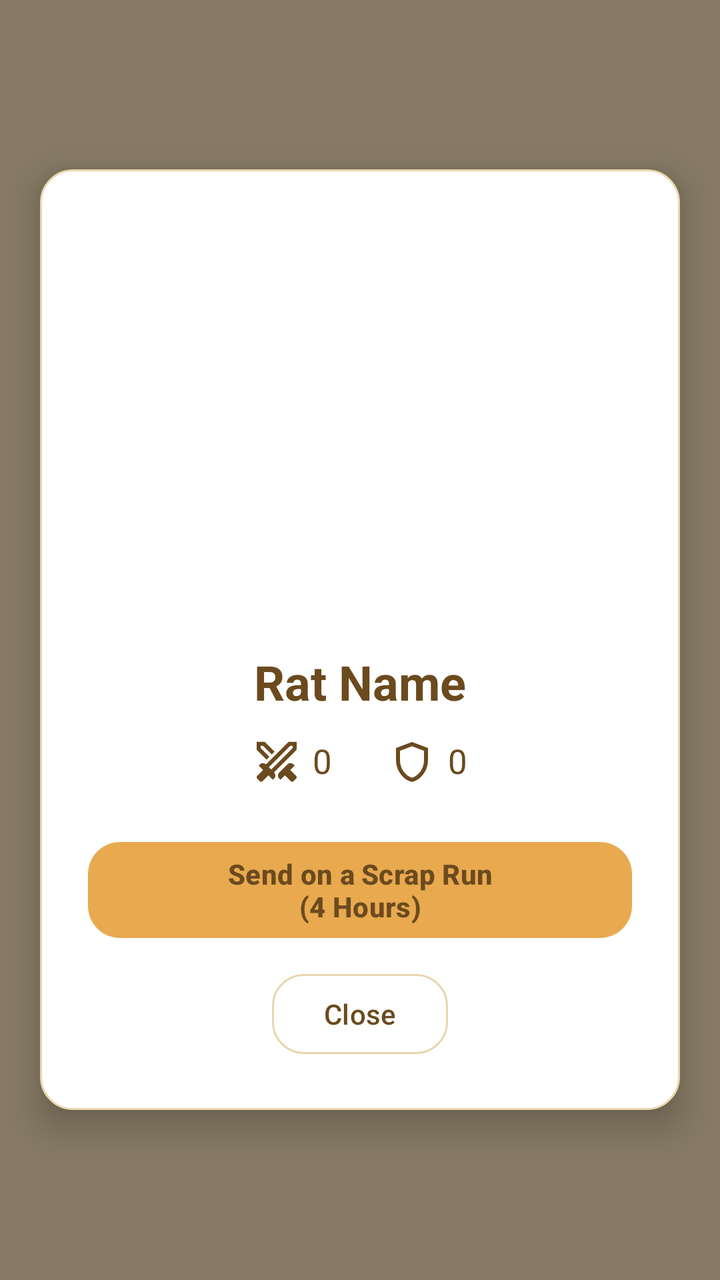
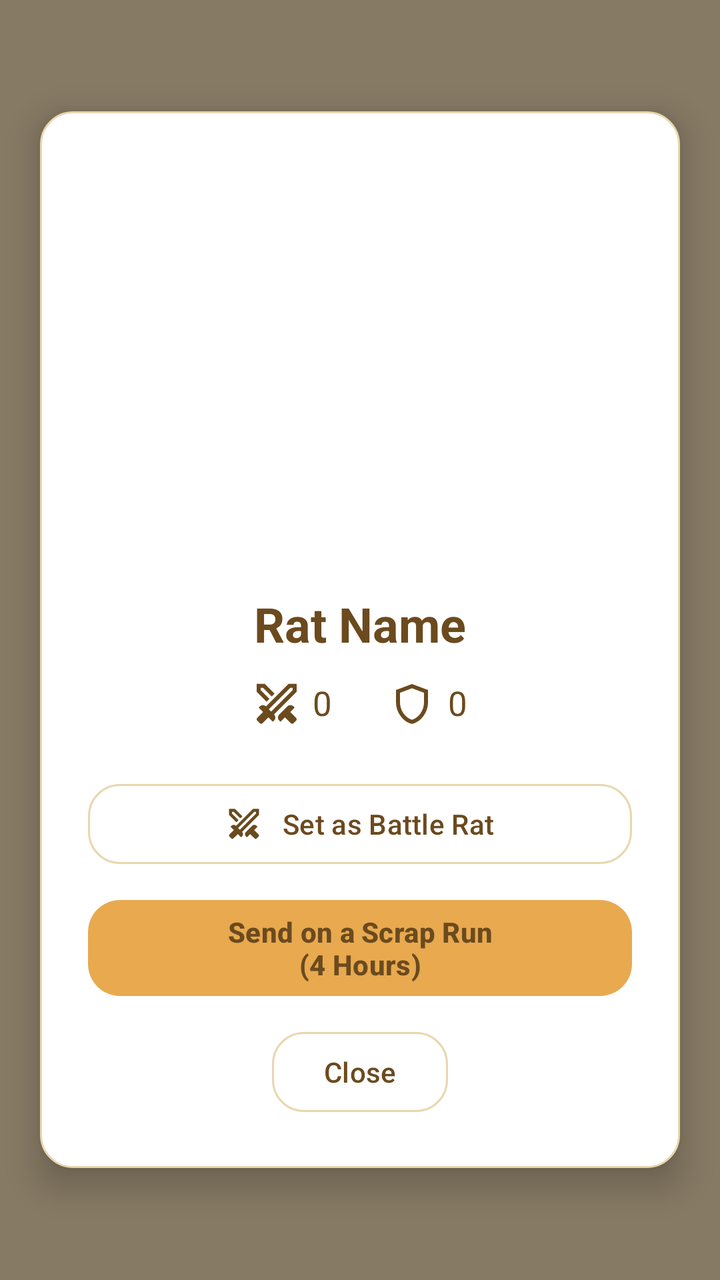

The first picture is an Android layout as it rendered before a commit; the second is the same layout after the commit. The layout source and the unified diff follow.
<!-- AndroidManifest.xml: application theme Theme.RatKingRecon -->
<!-- res/layout/dialog_enlarged_rat.xml -->
<?xml version="1.0" encoding="utf-8"?>
<RelativeLayout xmlns:android="http://schemas.android.com/apk/res/android"
    xmlns:app="http://schemas.android.com/apk/res-auto"
    android:id="@+id/enlargedLayout"
    android:layout_width="match_parent"
    android:layout_height="match_parent"
    android:background="#993A2A12"
    android:gravity="center">

    <LinearLayout
        android:layout_width="320dp"
        android:layout_height="wrap_content"
        android:layout_centerInParent="true"
        android:orientation="vertical"
        android:background="@drawable/bg_card_white"
        android:padding="24dp"
        android:gravity="center"
        android:elevation="10dp">

        <ImageView
            android:id="@+id/enlargedRatImage"
            android:layout_width="200dp"
            android:layout_height="200dp"
            android:scaleType="centerCrop"
            android:layout_marginBottom="16dp" />

        <TextView
            android:id="@+id/enlargedRatName"
            android:layout_width="wrap_content"
            android:layout_height="wrap_content"
            android:textColor="@color/text_primary"
            android:textSize="24sp"
            android:textStyle="bold"
            android:text="Rat Name"
            android:layout_marginBottom="12dp" />

        <LinearLayout
            android:layout_width="match_parent"
            android:layout_height="wrap_content"
            android:orientation="horizontal"
            android:gravity="center"
            android:layout_marginBottom="24dp">

            <TextView
                android:id="@+id/enlargedRatPower"
                android:layout_width="wrap_content"
                android:layout_height="wrap_content"
                android:textColor="@color/text_primary"
                android:textSize="17sp"
                android:drawableStart="@drawable/ic_power"
                android:drawablePadding="6dp"
                android:text="0"
                android:layout_marginEnd="28dp" />

            <TextView
                android:id="@+id/enlargedRatToughness"
                android:layout_width="wrap_content"
                android:layout_height="wrap_content"
                android:textColor="@color/text_primary"
                android:textSize="17sp"
                android:drawableStart="@drawable/ic_toughness"
                android:drawablePadding="6dp"
                android:text="0" />
        </LinearLayout>

        <com.google.android.material.button.MaterialButton
            android:id="@+id/deployScrapyardButton"
            android:layout_width="match_parent"
            android:layout_height="56dp"
            android:text="@string/btn_deploy_scrap_run"
            android:textAllCaps="false"
            android:textColor="@color/text_primary"
            android:textStyle="bold"
            app:backgroundTint="@color/amber"
            app:cornerRadius="16dp"
            android:layout_marginBottom="10dp" />

        <com.google.android.material.button.MaterialButton
            android:id="@+id/closeEnlargedButton"
            android:layout_width="wrap_content"
            android:layout_height="wrap_content"
            android:text="@string/btn_close"
            android:textAllCaps="false"
            android:textColor="@color/text_primary"
            app:backgroundTint="@color/card_white"
            app:strokeColor="@color/card_border"
            app:strokeWidth="1dp"
            app:cornerRadius="16dp" />

    </LinearLayout>
</RelativeLayout>
<!-- resources referenced by this layout -->
<resources>
  <color name="amber">#E8A94F</color>
  <color name="card_border">#E8D6AE</color>
  <color name="card_white">#FFFFFF</color>
  <color name="text_primary">#6B4A1E</color>
  <!-- drawable bg_card_white (drawable) -->
  <?xml version="1.0" encoding="utf-8"?>
  <shape xmlns:android="http://schemas.android.com/apk/res/android"
      android:shape="rectangle">
      <solid android:color="@color/card_white" />
      <stroke
          android:width="1dp"
          android:color="@color/card_border" />
      <corners android:radius="16dp" />
  </shape>
  <!-- drawable ic_power (drawable) -->
  <?xml version="1.0" encoding="utf-8"?>
  <vector xmlns:android="http://schemas.android.com/apk/res/android"
      android:width="24dp"
      android:height="24dp"
      android:viewportWidth="960"
      android:viewportHeight="960"
      android:tint="@color/text_primary">
      <group android:translateX="-0" android:translateY="960">
          <path
              android:fillColor="@color/text_primary"
              android:pathData="M762-96 645-212l-88 88-28-28q-23-23-23-57t23-57l169-169q23-23 57-23t57 23l28 28-88 88 116 117q12 12 12 28t-12 28l-50 50q-12 12-28 12t-28-12Zm118-628L426-270l5 4q23 23 23 57t-23 57l-28 28-88-88L198-96q-12 12-28 12t-28-12l-50-50q-12-12-12-28t12-28l116-117-88-88 28-28q23-23 57-23t57 23l4 5 454-454h160v160ZM334-583l24-23 23-24-23 24-24 23Zm-56 57L80-724v-160h160l198 198-57 56-174-174h-47v47l174 174-56 57Zm92 199 430-430v-47h-47L323-374l47 47Zm0 0-24-23-23-24 23 24 24 23Z" />
      </group>
  </vector>
  <!-- drawable ic_toughness (drawable) -->
  <?xml version="1.0" encoding="utf-8"?>
  <vector xmlns:android="http://schemas.android.com/apk/res/android"
      android:width="24dp"
      android:height="24dp"
      android:viewportWidth="960"
      android:viewportHeight="960"
      android:tint="@color/text_primary">
      <group android:translateX="-0" android:translateY="960">
          <path
              android:fillColor="@color/text_primary"
              android:pathData="M480-80q-139-35-229.5-159.5T160-516v-244l320-120 320 120v244q0 152-90.5 276.5T480-80Zm0-84q104-33 172-132t68-220v-189l-240-90-240 90v189q0 121 68 220t172 132Zm0-316Z" />
      </group>
  </vector>
  <string name="btn_close">Close</string>
  <string name="btn_deploy_scrap_run">Send on a Scrap Run\n(4 Hours)</string>
  <style name="Theme.RatKingRecon" parent="Base.Theme.RatKingRecon" />
  <style name="Base.Theme.RatKingRecon" parent="Theme.Material3.Light.NoActionBar">
          <item name="colorPrimary">@color/amber</item>
          <item name="colorOnPrimary">@color/text_primary</item>
          <item name="colorSurface">@color/cream</item>
          <item name="colorOnSurface">@color/text_primary</item>
          <item name="android:colorBackground">@color/cream</item>
          <item name="android:statusBarColor">@color/cream</item>
          <item name="android:windowLightStatusBar">true</item>
          <item name="android:navigationBarColor">@color/tan</item>
          <item name="android:windowLightNavigationBar">true</item>
      </style>
  <color name="cream">#FBF3E3</color>
  <color name="tan">#F5E6C8</color>
</resources>

<!-- the commit's change to res/layout/dialog_enlarged_rat.xml (unified diff, before → after) -->
@@ -64,6 +64,23 @@
         </LinearLayout>
 
         <com.google.android.material.button.MaterialButton
+            android:id="@+id/battleRatButton"
+            android:layout_width="match_parent"
+            android:layout_height="wrap_content"
+            android:layout_marginBottom="10dp"
+            android:text="@string/btn_set_battle_rat"
+            android:textAllCaps="false"
+            android:textColor="@color/text_primary"
+            app:backgroundTint="@color/card_white"
+            app:cornerRadius="16dp"
+            app:icon="@drawable/ic_power"
+            app:iconGravity="textStart"
+            app:iconPadding="10dp"
+            app:iconTint="@color/text_primary"
+            app:strokeColor="@color/card_border"
+            app:strokeWidth="1dp" />
+
+        <com.google.android.material.button.MaterialButton
             android:id="@+id/deployScrapyardButton"
             android:layout_width="match_parent"
             android:layout_height="56dp"
<!-- resource entries referenced after the edit -->
@@ -44,6 +44,7 @@
   </vector>
   <string name="btn_close">Close</string>
   <string name="btn_deploy_scrap_run">Send on a Scrap Run\n(4 Hours)</string>
+  <string name="btn_set_battle_rat">Set as Battle Rat</string>
   <style name="Theme.RatKingRecon" parent="Base.Theme.RatKingRecon" />
   <style name="Base.Theme.RatKingRecon" parent="Theme.Material3.Light.NoActionBar">
           <item name="colorPrimary">@color/amber</item>
